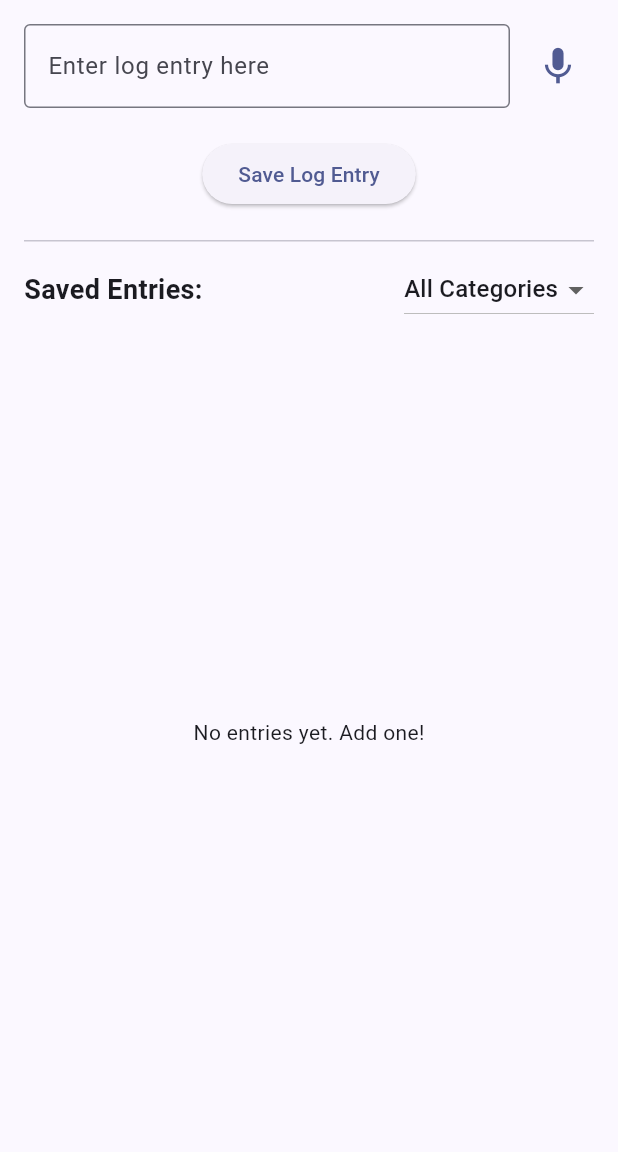
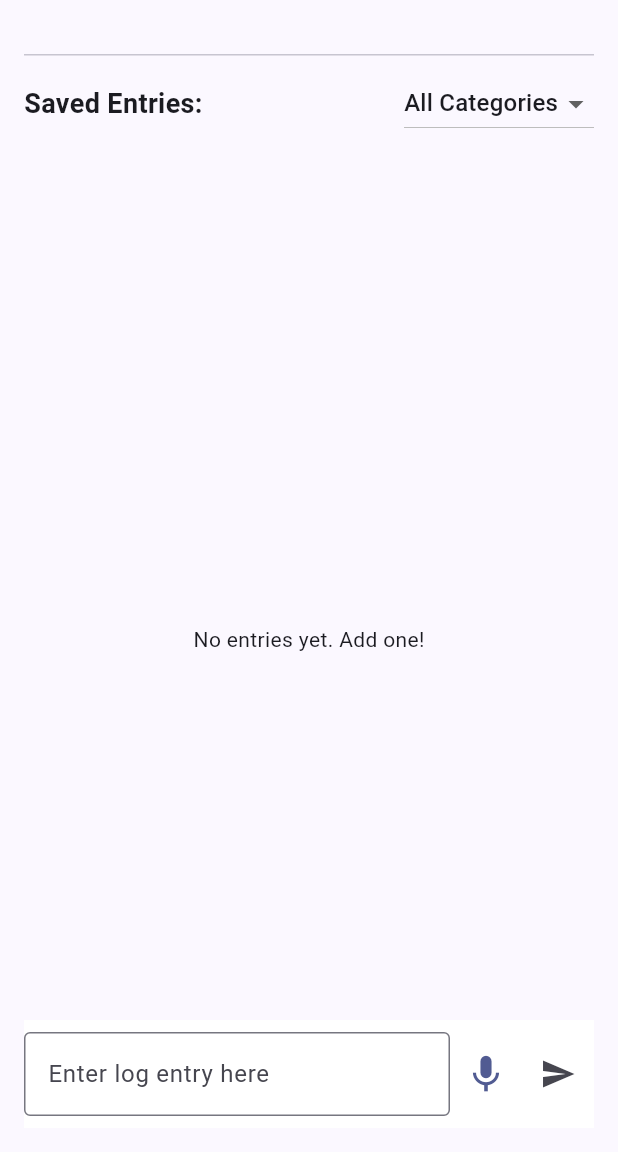
Before and after one commit to AndrewBert/log-everything, a Flutter app: the screen it shows after launch, on a phone screen of 412 x 824 dp, the part 84-1236 px from its top. Run offline on Flutter 3.47's test engine with Material 3 defaults, Android fonts, the phone set to English and light mode, and no system bars; our stand-ins replace bloc, flutter_bloc, flutter_dotenv, permission_handler, shared_preferences; missing offline and left inert: record.

Commit message:
move entry to bottom

```diff
--- a/lib/main.dart
+++ b/lib/main.dart
@@ -604,49 +604,11 @@ Entries using this category will be moved to "Misc".''',
       ),
       body: Padding(
         padding: const EdgeInsets.all(16.0),
-        child: Column(
+        child: Stack(
+          children: [
+            Column(
               crossAxisAlignment: CrossAxisAlignment.start,
               children: <Widget>[
-            // --- Input Area --- Modified to include Mic button ---
-            Row(
-              // Wrap TextField and Button in a Row
-              children: [
-                Expanded(
-                  child: TextField(
-                    controller: _textController,
-                    decoration: const InputDecoration(
-                      border: OutlineInputBorder(),
-                      labelText: 'Enter log entry here',
-                      hintText: 'What happened?...',
-                    ),
-                    onSubmitted: (_) => _handleInput(),
-                    textInputAction: TextInputAction.done,
-                  ),
-                ),
-                const SizedBox(width: 8), // Spacing
-                // Microphone Button
-                IconButton(
-                  icon: Icon(
-                    _isRecording ? Icons.stop_circle_outlined : Icons.mic,
-                    color:
-                        _isRecording
-                            ? Colors.red
-                            : Theme.of(context).colorScheme.primary,
-                  ),
-                  tooltip:
-                      _isRecording ? 'Stop Recording' : 'Start Voice Input',
-                  iconSize: 30,
-                  onPressed: _toggleRecording, // Call the toggle function
-                ),
-              ],
-            ),
-            const SizedBox(height: 20),
-            Center(
-              child: ElevatedButton(
-                onPressed: _handleInput,
-                child: const Text('Save Log Entry'),
-              ),
-            ),
                 const SizedBox(height: 20),
                 const Divider(),
 
@@ -658,7 +620,10 @@ Entries using this category will be moved to "Misc".''',
                     children: [
                       const Text(
                         'Saved Entries:',
-                    style: TextStyle(fontSize: 18, fontWeight: FontWeight.bold),
+                        style: TextStyle(
+                          fontSize: 18,
+                          fontWeight: FontWeight.bold,
+                        ),
                       ),
                       BlocBuilder<EntryCubit, EntryState>(
                         builder: (context, state) {
@@ -770,7 +735,8 @@ Entries using this category will be moved to "Misc".''',
                             );
                           } else if (item is Entry) {
                             final entry = item;
-                        bool isProcessing = entry.category == 'Processing...';
+                            bool isProcessing =
+                                entry.category == 'Processing...';
                             return Card(
                               margin: const EdgeInsets.symmetric(
                                 vertical: 2.0,
@@ -861,7 +827,9 @@ Entries using this category will be moved to "Misc".''',
                                                         label: 'Undo',
                                                         onPressed: () {
                                                           context
-                                                          .read<EntryCubit>()
+                                                              .read<
+                                                                EntryCubit
+                                                              >()
                                                               .addEntryObject(
                                                                 entryToDelete,
                                                               );
@@ -886,6 +854,63 @@ Entries using this category will be moved to "Misc".''',
                 ),
               ],
             ),
+            Positioned(
+              bottom: 0,
+              left: 0,
+              right: 0,
+              child: Container(
+                color: Colors.white,
+                child: Column(
+                  children: [
+                    Padding(
+                      padding: const EdgeInsets.symmetric(
+                        horizontal: 0,
+                        vertical: 8,
+                      ),
+                      child: Row(children: [
+                        Expanded(
+                          child: TextField(
+                            controller: _textController,
+                            decoration: const InputDecoration(
+                              border: OutlineInputBorder(),
+                              labelText: 'Enter log entry here',
+                              hintText: 'What happened?...',
+                            ),
+                            onSubmitted: (_) => _handleInput(),
+                            textInputAction: TextInputAction.done,
+                          ),
+                        ),
+                        // Microphone Button
+                        IconButton(
+                          icon: Icon(
+                            _isRecording
+                                ? Icons.stop_circle_outlined
+                                : Icons.mic,
+                            color: _isRecording
+                                ? Colors.red
+                                : Theme.of(context).colorScheme.primary,
+                          ),
+                          tooltip: _isRecording
+                              ? 'Stop Recording'
+                              : 'Start Voice Input',
+                          iconSize: 30,
+                          onPressed: _toggleRecording, // Call the toggle function
+                        ),
+
+                        IconButton(
+                          onPressed: _handleInput,
+                          icon: const Icon(
+                            Icons.send,
+                          ),
+                        ),
+                      ]),
+                      ),
+                  ],
+                ),
+              ),
+            ),
+          ],
+        ),
       ),
     );
   }
```
Lines whose indentation alone changed are shown as unchanged.
